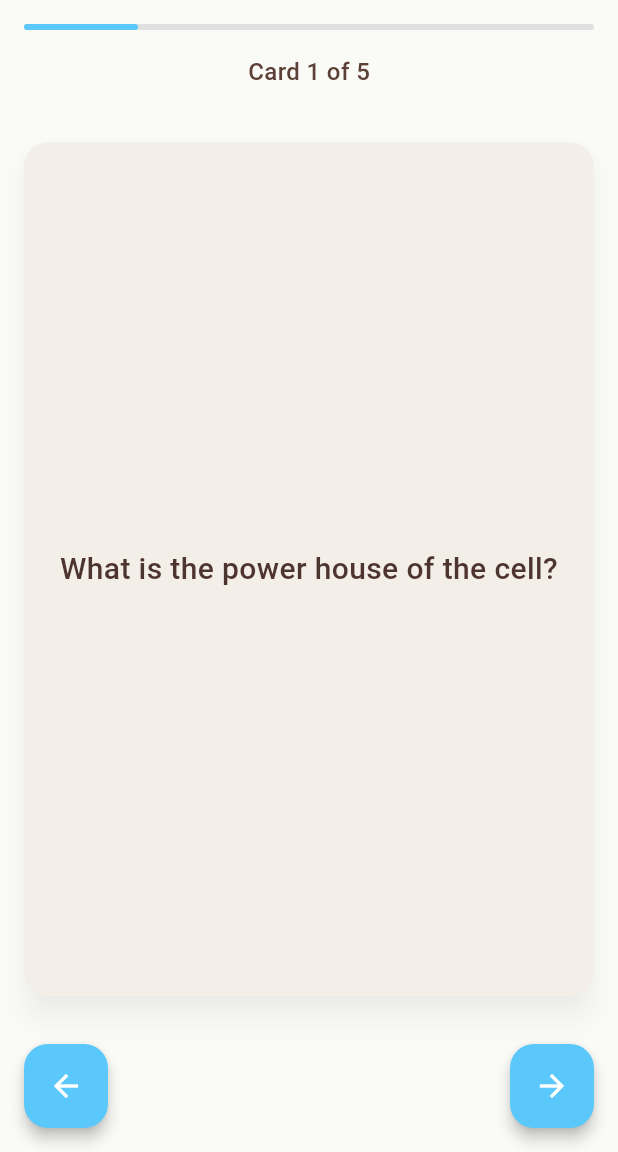
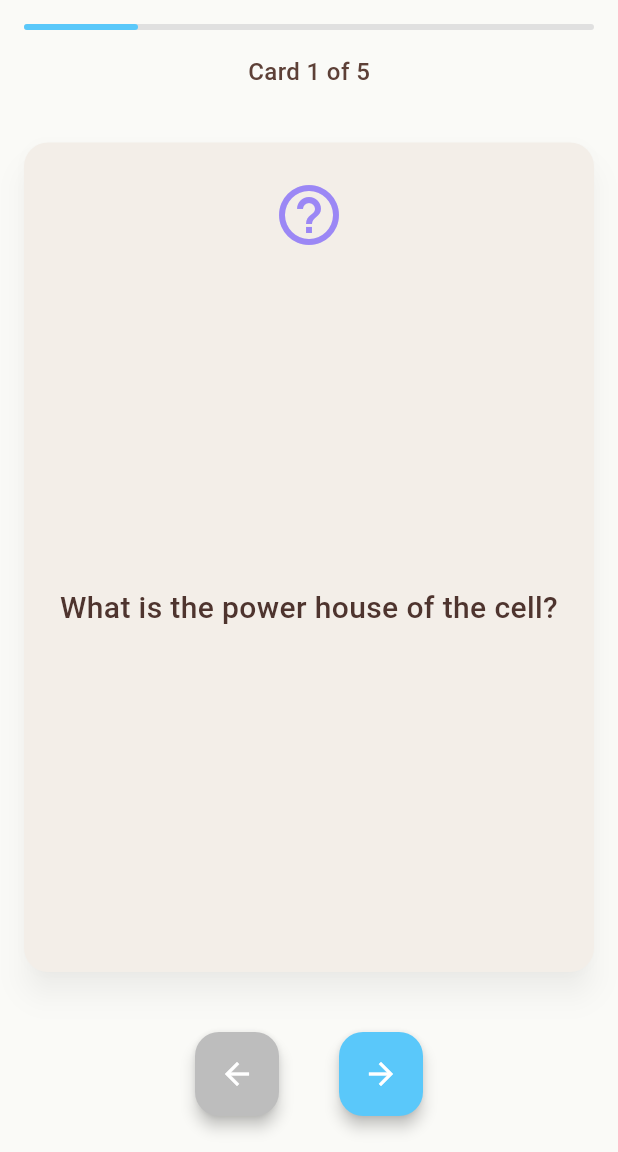
Before and after one commit to unix-chewy/flashcard-app, a Flutter app: the screen it shows after launch, on a phone screen of 412 x 824 dp, the part 84-1236 px from its top. Run offline on Flutter 3.47's test engine with Material 3 defaults, Android fonts, the phone set to English and light mode, and no system bars.

Commit message:
- Updated UI

```diff
--- a/lib/main.dart
+++ b/lib/main.dart
@@ -9,7 +9,7 @@ class MyApp extends StatelessWidget {
   @override
   Widget build(BuildContext context) {
     return MaterialApp(
-      title: 'Flashy!', // Updated app name
+      title: 'Flashy', // Updated app name
       theme: ThemeData(
         primarySwatch: Colors.blue,
         scaffoldBackgroundColor: const Color(0xFFFAFAF7),
--- a/lib/screens/home_screen.dart
+++ b/lib/screens/home_screen.dart
@@ -18,7 +18,7 @@ class _HomeScreenState extends State<HomeScreen> {
         title: Text(
           'Flashy!',
           style: TextStyle(
-            color: Color(0xFF9B87F5), // Purple color
+            color: Color(0xFF9B87F5),
             fontWeight: FontWeight.w700,
             fontSize: 24,
           ),
@@ -35,7 +35,7 @@ class _HomeScreenState extends State<HomeScreen> {
             child: LinearProgressIndicator(
               value: (_currentIndex + 1) / flashcards.length,
               backgroundColor: Colors.grey[300],
-              valueColor: AlwaysStoppedAnimation<Color>(Color(0xFF5AC8FA)), // Blue color
+              valueColor: AlwaysStoppedAnimation<Color>(Color(0xFF5AC8FA)),
               borderRadius: BorderRadius.circular(10),
             ),
           ),
@@ -51,16 +51,22 @@ class _HomeScreenState extends State<HomeScreen> {
 
           // Flashcard
           Expanded(
-            child: FlashcardWidget(flashcard: flashcards[_currentIndex]),
+            child: AnimatedSwitcher(
+              duration: const Duration(milliseconds: 500),
+              child: FlashcardWidget(
+                key: ValueKey<int>(_currentIndex),
+                flashcard: flashcards[_currentIndex],
+              ),
+            ),
           ),
 
-          // Navigation buttons with arrows
+          // Navigation buttons - CENTERED under flashcard
           Padding(
-            padding: EdgeInsets.all(16),
+            padding: EdgeInsets.all(24),
             child: Row(
-              mainAxisAlignment: MainAxisAlignment.spaceBetween,
+              mainAxisAlignment: MainAxisAlignment.center, // Center the buttons
               children: [
-                // Previous Button with Arrow
+                // Previous Button
                 FloatingActionButton(
                   onPressed: _currentIndex > 0
                       ? () {
@@ -69,13 +75,17 @@ class _HomeScreenState extends State<HomeScreen> {
                     });
                   }
                       : null,
-                  backgroundColor: Color(0xFF5AC8FA), // Blue color
+                  backgroundColor: _currentIndex > 0
+                      ? Color(0xFF5AC8FA)
+                      : Colors.grey[400],
                   foregroundColor: Colors.white,
                   child: Icon(Icons.arrow_back),
                   elevation: 4,
                 ),
 
-                // Next Button with Arrow
+                SizedBox(width: 40), // Space between buttons
+
+                // Next Button
                 FloatingActionButton(
                   onPressed: _currentIndex < flashcards.length - 1
                       ? () {
@@ -84,7 +94,9 @@ class _HomeScreenState extends State<HomeScreen> {
                     });
                   }
                       : null,
-                  backgroundColor: Color(0xFF5AC8FA), // Blue color
+                  backgroundColor: _currentIndex < flashcards.length - 1
+                      ? Color(0xFF5AC8FA)
+                      : Colors.grey[400],
                   foregroundColor: Colors.white,
                   child: Icon(Icons.arrow_forward),
                   elevation: 4,
--- a/lib/screens/start_screen.dart
+++ b/lib/screens/start_screen.dart
@@ -70,7 +70,7 @@ class _StartScreenState extends State<StartScreen> {
 
             // App Title
             Text(
-              'Flashy!',
+              'Flashy',
               style: TextStyle(
                 fontSize: 32,
                 fontWeight: FontWeight.bold,
--- a/lib/widgets/flashcard_widget.dart
+++ b/lib/widgets/flashcard_widget.dart
@@ -14,6 +14,16 @@ class _FlashcardWidgetState extends State<FlashcardWidget> {
   bool _showAnswer = false;
 
   @override
+  void didUpdateWidget(covariant FlashcardWidget oldWidget) {
+    super.didUpdateWidget(oldWidget);
+    if (widget.flashcard != oldWidget.flashcard) {
+      setState(() {
+        _showAnswer = false;
+      });
+    }
+  }
+
+  @override
   Widget build(BuildContext context) {
     return GestureDetector(
       onTap: () {
@@ -21,21 +31,49 @@ class _FlashcardWidgetState extends State<FlashcardWidget> {
           _showAnswer = !_showAnswer;
         });
       },
-      child: Card(
+      child: Center(
+        child: AnimatedSwitcher(
+          duration: const Duration(milliseconds: 300),
+          child: _showAnswer
+              ? _buildCard(widget.flashcard.answer, ValueKey(true))
+              : _buildCard(widget.flashcard.question, ValueKey(false)),
+        ),
+      ),
+    );
+  }
+
+  Widget _buildCard(String text, Key key) {
+    return Card(
+      key: key,
       elevation: 8,
       margin: EdgeInsets.all(16),
-        color: Color(0xFFF3EEE8), // Card background color
+      color: Color(0xFFF3EEE8),
       shadowColor: Colors.black26,
       shape: RoundedRectangleBorder(
         borderRadius: BorderRadius.circular(16),
       ),
       child: Container(
         padding: EdgeInsets.all(24),
-          width: double.infinity,
-          height: 200,
-          child: Center(
+        width: 600, // Fixed width
+        height: 600, // Fixed height
+        child: Column(
+          mainAxisAlignment: MainAxisAlignment.center, // This centers vertically
+          crossAxisAlignment: CrossAxisAlignment.center, // This centers horizontally
+          children: [
+            // Icon
+            Icon(
+              _showAnswer ? Icons.lightbulb_outline : Icons.help_outline,
+              size: 48,
+              color: _showAnswer ? Color(0xFF5AC8FA) : Color(0xFF9B87F5),
+            ),
+            SizedBox(height: 20),
+            // Text content - perfectly centered
+            Expanded(
+              child: Container(
+                alignment: Alignment.center, // Additional centering
+                child: SingleChildScrollView(
                   child: Text(
-              _showAnswer ? widget.flashcard.answer : widget.flashcard.question,
+                    text,
                     style: TextStyle(
                       fontSize: 20,
                       fontWeight: FontWeight.w500,
@@ -46,6 +84,9 @@ class _FlashcardWidgetState extends State<FlashcardWidget> {
                 ),
               ),
             ),
+          ],
+        ),
+      ),
     );
   }
 }
```
Lines whose indentation alone changed are shown as unchanged.
